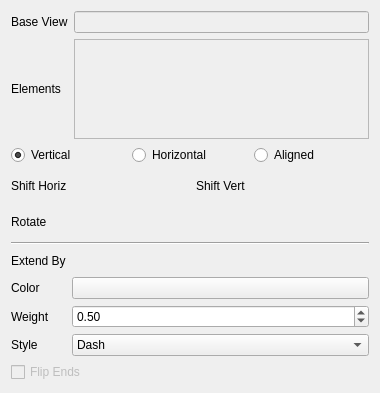
Above: src/Mod/TechDraw/Gui/TaskCenterLine.ui from berndhahnebach/All_FreeCAD before the change. Below: the same form after it.
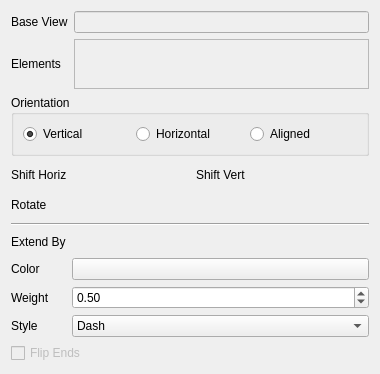
That is the form after the change. Icons and pictures are not drawn. Custom widgets are drawn as their Qt base class.

Commit message:
[TD] Centerline dialog refurbish
- group the radio buttons
- make edit dialog apply immediately

```diff
--- a/src/Mod/TechDraw/Gui/TaskCenterLine.ui
+++ b/src/Mod/TechDraw/Gui/TaskCenterLine.ui
@@ -2,16 +2,19 @@
 <ui version="4.0">
  <class>TechDrawGui::TaskCenterLine</class>
  <widget class="QWidget" name="TechDrawGui::TaskCenterLine">
+  <property name="enabled">
+   <bool>true</bool>
+  </property>
   <property name="geometry">
    <rect>
     <x>0</x>
     <y>0</y>
     <width>380</width>
-    <height>393</height>
+    <height>374</height>
    </rect>
   </property>
   <property name="sizePolicy">
-   <sizepolicy hsizetype="Fixed" vsizetype="Preferred">
+   <sizepolicy hsizetype="Fixed" vsizetype="MinimumExpanding">
     <horstretch>0</horstretch>
     <verstretch>0</verstretch>
    </sizepolicy>
@@ -67,10 +70,16 @@
        <property name="enabled">
         <bool>false</bool>
        </property>
+       <property name="sizePolicy">
+        <sizepolicy hsizetype="Expanding" vsizetype="MinimumExpanding">
+         <horstretch>0</horstretch>
+         <verstretch>0</verstretch>
+        </sizepolicy>
+       </property>
        <property name="maximumSize">
         <size>
          <width>16777215</width>
-         <height>100</height>
+         <height>50</height>
         </size>
        </property>
       </widget>
@@ -78,8 +87,15 @@
     </layout>
    </item>
    <item>
-    <layout class="QGridLayout" name="gridLayout_2">
-     <item row="0" column="0">
+    <widget class="QGroupBox" name="gbOrientation">
+     <property name="toolTip">
+      <string/>
+     </property>
+     <property name="title">
+      <string>Orientation</string>
+     </property>
+     <layout class="QHBoxLayout" name="horizontalLayout">
+      <item>
       <widget class="QRadioButton" name="rbVertical">
        <property name="toolTip">
         <string>Top to Bottom line</string>
@@ -90,9 +106,12 @@
        <property name="checked">
         <bool>true</bool>
        </property>
-      </widget>
-     </item>
-     <item row="0" column="1">
+        <attribute name="buttonGroup">
+         <string notr="true">bgOrientation</string>
+        </attribute>
+       </widget>
+      </item>
+      <item>
       <widget class="QRadioButton" name="rbHorizontal">
        <property name="enabled">
         <bool>true</bool>
@@ -103,9 +122,12 @@
        <property name="text">
         <string>Horizontal</string>
        </property>
-      </widget>
-     </item>
-     <item row="0" column="2">
+        <attribute name="buttonGroup">
+         <string notr="true">bgOrientation</string>
+        </attribute>
+       </widget>
+      </item>
+      <item>
       <widget class="QRadioButton" name="rbAligned">
        <property name="enabled">
         <bool>true</bool>
@@ -122,6 +144,7 @@
       </widget>
      </item>
     </layout>
+    </widget>
    </item>
    <item>
     <layout class="QGridLayout" name="gridLayout_3" columnstretch="0,3,0,3">
```
Left out of the diff: 24 changed lines with no effect on the pictures. Lines whose indentation alone changed are shown as unchanged. The commit also changes 2 other files.
